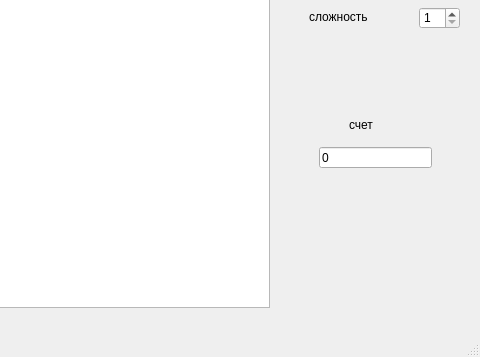
The window that mainwindow.ui (iliakuzmich/qtetris) describes before a commit, drawn with Qt 5; both pictures show x 131 to 611 and y 243 to 600 of the 611 by 600 pixel window.
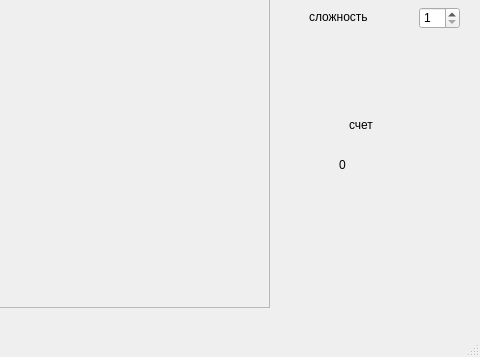
The same window after the commit.

Diff of the .ui file:
```diff
--- a/mainwindow.ui
+++ b/mainwindow.ui
@@ -51,22 +51,6 @@
      <number>10</number>
     </property>
    </widget>
-   <widget class="QLineEdit" name="lineEdit_2">
-    <property name="geometry">
-     <rect>
-      <x>450</x>
-      <y>390</y>
-      <width>113</width>
-      <height>21</height>
-     </rect>
-    </property>
-    <property name="text">
-     <string>0</string>
-    </property>
-    <property name="readOnly">
-     <bool>true</bool>
-    </property>
-   </widget>
    <widget class="QLabel" name="label">
     <property name="geometry">
      <rect>
@@ -94,6 +78,9 @@
     </property>
    </widget>
    <widget class="QTableWidget" name="tableWidget">
+    <property name="enabled">
+     <bool>false</bool>
+    </property>
     <property name="geometry">
      <rect>
       <x>30</x>
@@ -102,6 +89,12 @@
       <height>531</height>
      </rect>
     </property>
+    <property name="font">
+     <font>
+      <strikeout>false</strikeout>
+      <kerning>true</kerning>
+     </font>
+    </property>
     <property name="autoScroll">
      <bool>false</bool>
     </property>
@@ -137,6 +130,9 @@
     </attribute>
    </widget>
    <widget class="QTableWidget" name="tableWidget_2">
+    <property name="enabled">
+     <bool>false</bool>
+    </property>
     <property name="geometry">
      <rect>
       <x>430</x>
@@ -179,6 +175,19 @@
      <bool>false</bool>
     </attribute>
    </widget>
+   <widget class="QLabel" name="label_3">
+    <property name="geometry">
+     <rect>
+      <x>470</x>
+      <y>400</y>
+      <width>58</width>
+      <height>16</height>
+     </rect>
+    </property>
+    <property name="text">
+     <string>0</string>
+    </property>
+   </widget>
   </widget>
   <widget class="QMenuBar" name="menubar">
    <property name="geometry">
```
